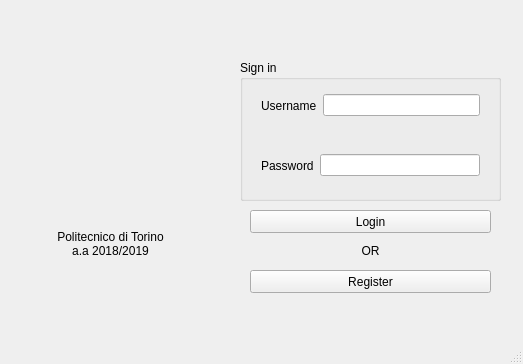
Old version of the form textedit/welcomewindow.ui in the repository pgallo725/livetext-pds.
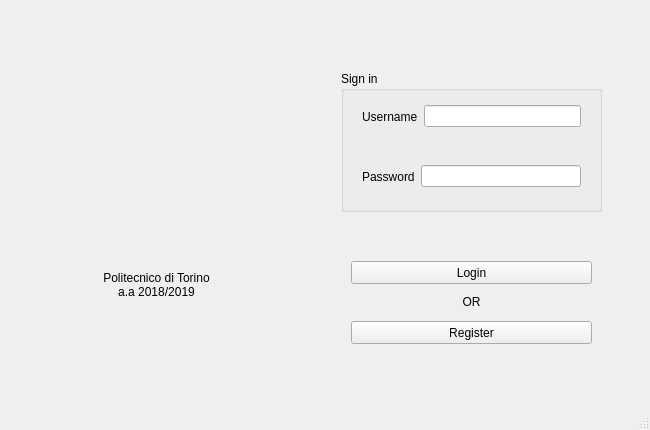
New version of the form.

Commit message: Added "CreateNewFile/OpenExisting" window after login

```diff
--- a/textedit/welcomewindow.ui
+++ b/textedit/welcomewindow.ui
@@ -6,23 +6,29 @@
    <rect>
     <x>0</x>
     <y>0</y>
-    <width>523</width>
-    <height>364</height>
+    <width>650</width>
+    <height>430</height>
    </rect>
   </property>
+  <property name="minimumSize">
+   <size>
+    <width>650</width>
+    <height>430</height>
+   </size>
+  </property>
+  <property name="maximumSize">
+   <size>
+    <width>650</width>
+    <height>430</height>
+   </size>
+  </property>
   <property name="windowTitle">
    <string>MainWindow</string>
   </property>
   <widget class="QWidget" name="centralWidget">
+   <layout class="QGridLayout" name="gridLayout">
+    <item row="0" column="0">
    <widget class="QStackedWidget" name="stackedWidget">
-    <property name="geometry">
-     <rect>
-      <x>-10</x>
-      <y>0</y>
-      <width>521</width>
-      <height>351</height>
-     </rect>
-    </property>
     <property name="currentIndex">
      <number>0</number>
     </property>
@@ -30,7 +36,7 @@
      <widget class="QGroupBox" name="groupBox">
       <property name="geometry">
        <rect>
-        <x>250</x>
+          <x>330</x>
         <y>60</y>
         <width>261</width>
         <height>141</height>
@@ -91,8 +97,8 @@
      <widget class="QPushButton" name="pushButton_login">
       <property name="geometry">
        <rect>
-        <x>260</x>
-        <y>210</y>
+          <x>340</x>
+          <y>250</y>
         <width>241</width>
         <height>23</height>
        </rect>
@@ -104,8 +110,8 @@
      <widget class="QPushButton" name="pushButton_register">
       <property name="geometry">
        <rect>
-        <x>260</x>
-        <y>270</y>
+          <x>340</x>
+          <y>310</y>
         <width>241</width>
         <height>23</height>
        </rect>
@@ -117,8 +123,8 @@
      <widget class="QLabel" name="label_or">
       <property name="geometry">
        <rect>
-        <x>260</x>
-        <y>240</y>
+          <x>340</x>
+          <y>280</y>
         <width>241</width>
         <height>21</height>
        </rect>
@@ -133,10 +139,10 @@
      <widget class="QLabel" name="label_logo">
       <property name="geometry">
        <rect>
-        <x>40</x>
-        <y>60</y>
-        <width>161</width>
-        <height>151</height>
+          <x>60</x>
+          <y>50</y>
+          <width>171</width>
+          <height>171</height>
        </rect>
       </property>
       <property name="text">
@@ -146,9 +152,9 @@
      <widget class="QLabel" name="label">
       <property name="geometry">
        <rect>
-        <x>40</x>
-        <y>230</y>
-        <width>161</width>
+          <x>60</x>
+          <y>260</y>
+          <width>171</width>
         <height>61</height>
        </rect>
       </property>
@@ -214,6 +220,8 @@
      </widget>
     </widget>
    </widget>
+    </item>
+   </layout>
   </widget>
   <widget class="QStatusBar" name="statusBar"/>
  </widget>
```
Left out of the diff: 20 changed lines with no effect on the pictures. Lines whose indentation alone changed are shown as unchanged. The commit also changes 5 other files.
